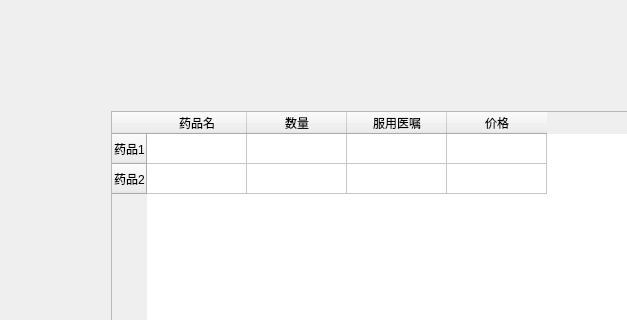
The window that ui/ViewPrescriptionsAndContributions.ui (BottleOfErie/SmartHospital) describes before a commit, drawn with Qt 5; both pictures show x 0 to 627 and y 0 to 320 of the 1248 by 890 pixel window.
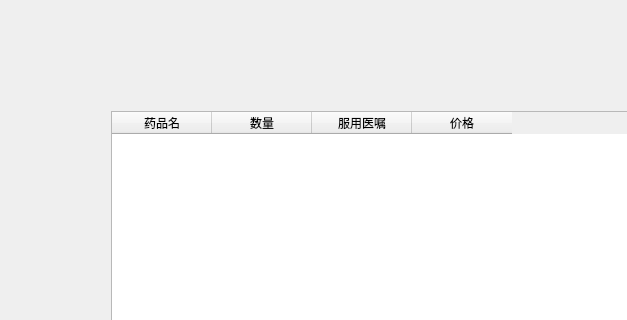
The same window after the commit. Icons and pictures are not drawn.

```diff
--- a/ui/ViewPrescriptionsAndContributions.ui
+++ b/ui/ViewPrescriptionsAndContributions.ui
@@ -36,16 +36,6 @@
      </property>
      <item>
       <widget class="QTableWidget" name="tableWidget">
-       <row>
-        <property name="text">
-         <string>药品1</string>
-        </property>
-       </row>
-       <row>
-        <property name="text">
-         <string>药品2</string>
-        </property>
-       </row>
        <column>
         <property name="text">
          <string>药品名</string>
```
